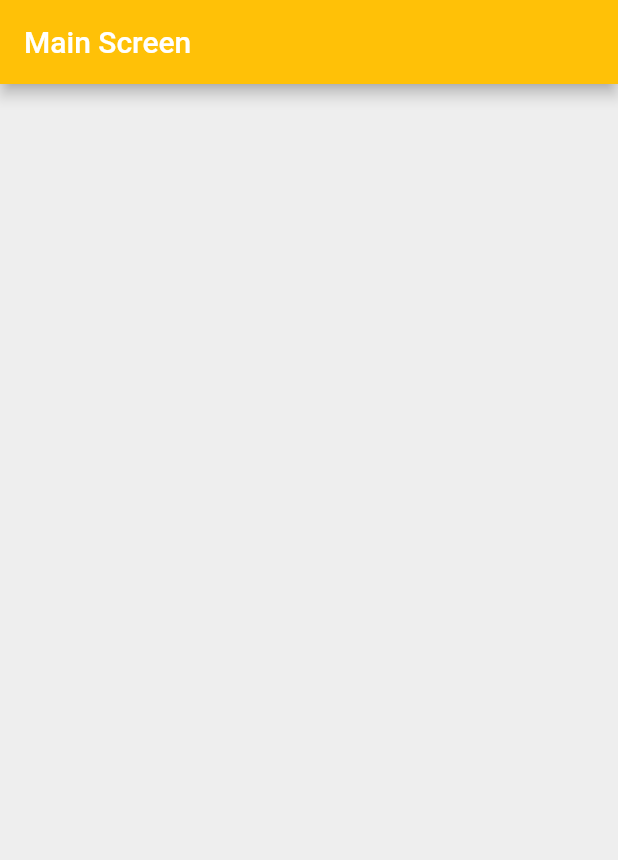
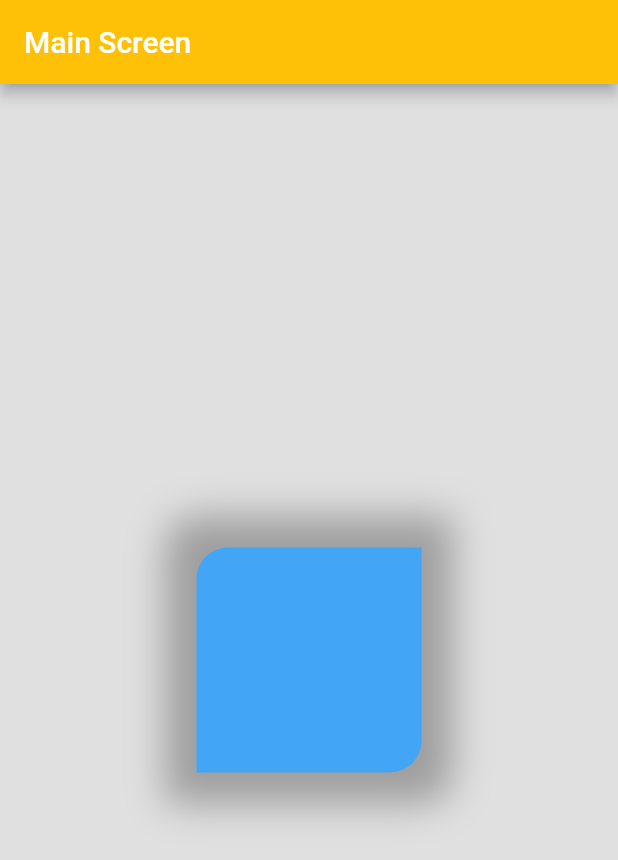
Before and after one commit to VISHALCHAND007/Learn_Flutter, a Flutter app: the screen it shows after launch, on a phone screen of 412 x 824 dp. Shown: the top 860 px of the screen. Run offline on Flutter 3.47's test engine with Material 2 defaults, Android fonts, the phone set to English and light mode, and no system bars.

Commit message:
Box decoration commit

```diff
--- a/lib/main.dart
+++ b/lib/main.dart
@@ -1,32 +1,50 @@
 import 'package:flutter/material.dart';
 
-void main(){
+void main() {
   runApp(FlutterApp());
 }
+
 class FlutterApp extends StatelessWidget {
   @override
   Widget build(BuildContext context) {
     return MaterialApp(
       title: 'My App',
       debugShowCheckedModeBanner: false,
-      theme: ThemeData(
-        primarySwatch: Colors.amber
-      ),
+      theme: ThemeData(primarySwatch: Colors.amber),
       home: MainScreen(),
     );
   }
 }
+
 class MainScreen extends StatelessWidget {
   @override
   Widget build(BuildContext context) {
     return Scaffold(
       appBar: AppBar(
-        title: const Text("Main Screen", style: TextStyle(color: Colors.white),),
+        title: const Text(
+          "Main Screen",
+          style: TextStyle(color: Colors.white),
+        ),
       ),
       body: Container(
-        color: Colors.grey.shade200,
+        color: Colors.grey.shade300,
+        child: Center(
+          child: Container(
+            height: 150,
+            width: 150,
+            decoration: BoxDecoration(
+                color: Colors.blue.shade400,
+                // shape: BoxShape.circle
+                borderRadius: const BorderRadius.only(
+                    topLeft: Radius.circular(21),
+                    bottomRight: Radius.circular(21)),
+                boxShadow: const [
+                  BoxShadow(
+                      color: Colors.grey, blurRadius: 21, spreadRadius: 21)
+                ]),
+          ),
+        ),
       ),
     );
   }
-
 }
```
